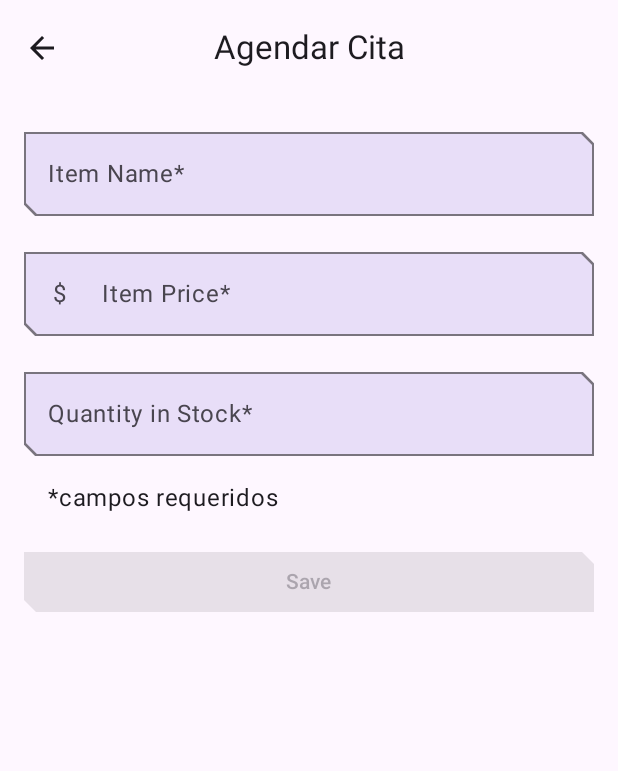
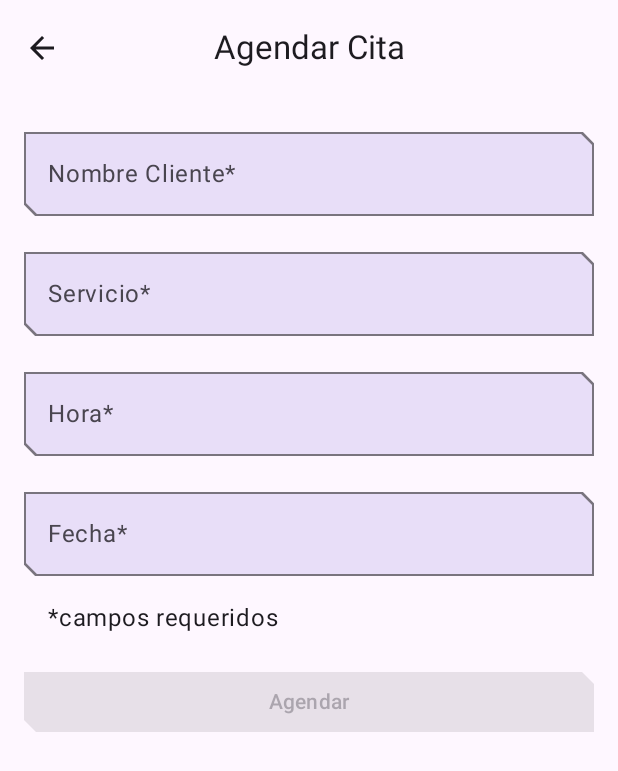
Before and after one commit to valery2698/ProyectoCitas, an Android app built with Jetpack Compose: the ItemEntryScreen screen opened through its navigation route, on a phone screen of 412 x 824 dp. Shown: the top 771 px of the screen. Run offline under Robolectric (Android 15) with nearby library versions, the phone set to English and light mode, and no system bars; our stand-ins replace Firebase (no records; nobody signed in at launch, a user with empty details on screens opened directly).

Commit message:
Proyecto base completo e inicio de DatePicker

```diff
--- a/app/build.gradle.kts
+++ b/app/build.gradle.kts
@@ -84,6 +84,7 @@ dependencies {
     implementation("com.google.firebase:firebase-auth-ktx:22.3.0")
     implementation("androidx.constraintlayout:constraintlayout-compose:1.0.1")
 
+
     // Testing
     androidTestImplementation("androidx.test.espresso:espresso-core:3.5.1")
     androidTestImplementation("androidx.test.ext:junit:1.1.5")
--- a/app/src/main/java/com/example/inventory/data/InventoryDatabase.kt
+++ b/app/src/main/java/com/example/inventory/data/InventoryDatabase.kt
@@ -6,7 +6,7 @@ import androidx.room.Database
 import androidx.room.Room
 import androidx.room.RoomDatabase
 
-@Database(entities = [Item::class], version = 2, exportSchema = false)
+@Database(entities = [Item::class], version = 3, exportSchema = false)
 abstract class InventoryDatabase : RoomDatabase() {
 
     abstract fun itemDao(): ItemDao
--- a/app/src/main/java/com/example/inventory/data/Item.kt
+++ b/app/src/main/java/com/example/inventory/data/Item.kt
@@ -13,6 +13,7 @@ data class Item(
     @PrimaryKey(autoGenerate = true)
     val id: Int = 0,
     val name: String,
-    val price: Double,
-    val quantity: Int
+    val servicio: String,
+    val hora: String,
+    val fecha: String
 )
--- a/app/src/main/java/com/example/inventory/ui/item/ItemDetailsViewModel.kt
+++ b/app/src/main/java/com/example/inventory/ui/item/ItemDetailsViewModel.kt
@@ -24,7 +24,7 @@ class ItemDetailsViewModel(
         itemsRepository.getItemStream(itemId)
             .filterNotNull()
             .map {
-                ItemDetailsUiState(outOfStock = it.quantity <= 0, itemDetails = it.toItemDetails())
+                ItemDetailsUiState(outOfStock = it.hora =="", itemDetails = it.toItemDetails())
             }.stateIn(
                 scope = viewModelScope,
                 started = SharingStarted.WhileSubscribed(TIMEOUT_MILLIS),
@@ -35,8 +35,8 @@ class ItemDetailsViewModel(
     fun reduceQuantityByOne() {
         viewModelScope.launch {
             val currentItem = uiState.value.itemDetails.toItem()
-            if (currentItem.quantity > 0) {
-                itemsRepository.updateItem(currentItem.copy(quantity = currentItem.quantity - 1))
+            if (currentItem.hora != "") {
+                itemsRepository.updateItem(currentItem.copy(hora = currentItem.hora))
             }
         }
     }
--- a/app/src/main/java/com/example/inventory/ui/item/ItemEditViewModel.kt
+++ b/app/src/main/java/com/example/inventory/ui/item/ItemEditViewModel.kt
@@ -49,7 +49,7 @@ class ItemEditViewModel(
 
     private fun validateInput(uiState: ItemDetails = itemUiState.itemDetails): Boolean {
         return with(uiState) {
-            name.isNotBlank() && price.isNotBlank() && quantity.isNotBlank()
+            name.isNotBlank() && servicio.isNotBlank() && hora.isNotBlank() && fecha.isNotBlank()
         }
     }
 }
--- a/app/src/main/java/com/example/inventory/ui/item/ItemEntryScreen.kt
+++ b/app/src/main/java/com/example/inventory/ui/item/ItemEntryScreen.kt
@@ -5,7 +5,6 @@ import androidx.compose.foundation.layout.Column
 import androidx.compose.foundation.layout.fillMaxWidth
 import androidx.compose.foundation.layout.padding
 import androidx.compose.foundation.rememberScrollState
-import androidx.compose.foundation.text.KeyboardOptions
 import androidx.compose.foundation.verticalScroll
 import androidx.compose.material3.Button
 import androidx.compose.material3.ExperimentalMaterial3Api
@@ -19,7 +18,6 @@ import androidx.compose.runtime.rememberCoroutineScope
 import androidx.compose.ui.Modifier
 import androidx.compose.ui.res.dimensionResource
 import androidx.compose.ui.res.stringResource
-import androidx.compose.ui.text.input.KeyboardType
 import androidx.compose.ui.tooling.preview.Preview
 import androidx.lifecycle.viewmodel.compose.viewModel
 import com.example.inventory.InventoryTopAppBar
@@ -106,6 +104,7 @@ fun ItemInputForm(
     onValueChange: (ItemDetails) -> Unit = {},
     enabled: Boolean = true
 ) {
+
     Column(
         modifier = modifier,
         verticalArrangement = Arrangement.spacedBy(dimensionResource(id = R.dimen.padding_medium))
@@ -124,25 +123,23 @@ fun ItemInputForm(
             singleLine = true
         )
         OutlinedTextField(
-            value = itemDetails.price,
-            onValueChange = { onValueChange(itemDetails.copy(price = it)) },
-            keyboardOptions = KeyboardOptions(keyboardType = KeyboardType.Decimal),
-            label = { Text(stringResource(R.string.item_price_req)) },
+            value = itemDetails.servicio,
+            onValueChange = { onValueChange(itemDetails.copy(servicio = it)) },
+            label = { Text(stringResource(R.string.item_servicio_req)) },
             colors = OutlinedTextFieldDefaults.colors(
                 focusedContainerColor = MaterialTheme.colorScheme.secondaryContainer,
                 unfocusedContainerColor = MaterialTheme.colorScheme.secondaryContainer,
                 disabledContainerColor = MaterialTheme.colorScheme.secondaryContainer,
             ),
-            leadingIcon = { Text(Currency.getInstance(Locale.getDefault()).symbol) },
+          //  leadingIcon = { Text(Currency.getInstance(Locale.getDefault()).symbol) },
             modifier = Modifier.fillMaxWidth(),
             enabled = enabled,
-            singleLine = true
+            singleLine = false
         )
         OutlinedTextField(
-            value = itemDetails.quantity,
-            onValueChange = { onValueChange(itemDetails.copy(quantity = it)) },
-            keyboardOptions = KeyboardOptions(keyboardType = KeyboardType.Number),
-            label = { Text(stringResource(R.string.quantity_req)) },
+            value = itemDetails.hora,
+            onValueChange = { onValueChange(itemDetails.copy(hora = it)) },
+            label = { Text(stringResource(R.string.hora_req)) },
             colors = OutlinedTextFieldDefaults.colors(
                 focusedContainerColor = MaterialTheme.colorScheme.secondaryContainer,
                 unfocusedContainerColor = MaterialTheme.colorScheme.secondaryContainer,
@@ -152,14 +149,80 @@ fun ItemInputForm(
             enabled = enabled,
             singleLine = true
         )
+
+       OutlinedTextField(
+            value = itemDetails.fecha,
+            onValueChange = { onValueChange(itemDetails.copy(fecha = it)) },
+            label = { Text(stringResource(R.string.date_req)) },
+            colors = OutlinedTextFieldDefaults.colors(
+                focusedContainerColor = MaterialTheme.colorScheme.secondaryContainer,
+                unfocusedContainerColor = MaterialTheme.colorScheme.secondaryContainer,
+                disabledContainerColor = MaterialTheme.colorScheme.secondaryContainer,
+            ),
+            modifier = Modifier.fillMaxWidth(),
+            enabled = enabled,
+            singleLine = true,
+
+        )
+
+        //Fecha
+
+       /* var selectedDate by remember() {
+            mutableStateOf("")
+        }
+
+        var showDatePickerDialog by remember {
+            mutableStateOf(false)
+        }
+
+        val datePickerState = rememberDatePickerState()
+        if (showDatePickerDialog) {
+            DatePickerDialog(
+                onDismissRequest = { showDatePickerDialog = false },
+                confirmButton = {  Button(onClick = { showDatePickerDialog = false }) {
+                    Text(text = "Guardar")
+                }
+                }) {
+                DatePicker(state = datePickerState)
+            }
+        }
+
+        OutlinedTextField(
+            value = selectedDate,
+            onValueChange = { onValueChange(itemDetails.copy(fecha = it)) },
+            label = { Text(stringResource(R.string.date_req)) },
+            colors = OutlinedTextFieldDefaults.colors(
+                focusedContainerColor = MaterialTheme.colorScheme.secondaryContainer,
+                unfocusedContainerColor = MaterialTheme.colorScheme.secondaryContainer,
+                disabledContainerColor = MaterialTheme.colorScheme.secondaryContainer,
+            ),
+            modifier = Modifier.padding(8.dp)
+                .fillMaxWidth()
+                .onFocusChanged {
+                    if (it.isFocused) {
+                        showDatePickerDialog = true
+                    }
+                },
+            enabled = enabled,
+            readOnly = true
+
+            )*/
+
+
+
         if (enabled) {
             Text(
                 text = stringResource(R.string.required_fields),
                 modifier = Modifier.padding(start = dimensionResource(id = R.dimen.padding_medium))
             )
         }
+
     }
 }
+
+
+
+
 
 @Preview(showBackground = true)
 @Composable
@@ -167,7 +230,7 @@ private fun ItemEntryScreenPreview() {
     InventoryTheme {
         ItemEntryBody(itemUiState = ItemUiState(
             ItemDetails(
-                name = "Item name", price = "10.00", quantity = "5"
+                name = "Ana Castillo", servicio = "Corte", hora = "5:00", fecha="26/11/98"
             )
         ), onItemValueChange = {}, onSaveClick = {})
     }
--- a/app/src/main/java/com/example/inventory/ui/item/ItemEntryViewModel.kt
+++ b/app/src/main/java/com/example/inventory/ui/item/ItemEntryViewModel.kt
@@ -37,7 +37,7 @@ class ItemEntryViewModel(private val itemsRepository: ItemsRepository) : ViewMod
 
     private fun validateInput(uiState: ItemDetails = itemUiState.itemDetails): Boolean {
         return with(uiState) {
-            name.isNotBlank() && price.isNotBlank() && quantity.isNotBlank()
+            name.isNotBlank() && servicio.isNotBlank() && hora.isNotBlank() && fecha.isNotBlank()
         }
     }
 }
@@ -53,8 +53,9 @@ data class ItemUiState(
 data class ItemDetails(
     val id: Int = 0,
     val name: String = "",
-    val price: String = "",
-    val quantity: String = "",
+    val servicio: String = "",
+    val hora: String = "",
+    val fecha: String = ""
 )
 
 /**
@@ -65,12 +66,13 @@ data class ItemDetails(
 fun ItemDetails.toItem(): Item = Item(
     id = id,
     name = name,
-    price = price.toDoubleOrNull() ?: 0.0,
-    quantity = quantity.toIntOrNull() ?: 0
+    servicio = servicio,
+    hora = hora,
+    fecha = fecha
 )
 
 fun Item.formatedPrice(): String {
-    return NumberFormat.getCurrencyInstance().format(price)
+    return NumberFormat.getCurrencyInstance().format(servicio)
 }
 
 /**
@@ -87,6 +89,7 @@ fun Item.toItemUiState(isEntryValid: Boolean = false): ItemUiState = ItemUiState
 fun Item.toItemDetails(): ItemDetails = ItemDetails(
     id = id,
     name = name,
-    price = price.toString(),
-    quantity = quantity.toString()
+    servicio = servicio,
+    hora = hora,
+    fecha = fecha
 )
--- a/app/src/main/res/values/strings.xml
+++ b/app/src/main/res/values/strings.xml
@@ -1,7 +1,7 @@
 
 <resources>
     <string name="app_name">Agenda</string>
-    <string name="attention">Attention</string>
+    <string name="attention">Atencion</string>
     <string name="back_button">Atras</string>
     <string name="delete">Eliminar</string>
     <string name="delete_question">Seguro que quiere eliminar la cita?</string>
@@ -10,14 +10,16 @@
     <string name="item">Cita</string>
     <string name="item_detail_title">Detalle Cita</string>
     <string name="item_entry_title">Agendar Cita</string>
-    <string name="item_name_req">Item Name*</string>
-    <string name="item_price_req">Item Price*</string>
+    <string name="item_name_req">Nombre Cliente*</string>
+    <string name="item_servicio_req">Servicio*</string>
     <string name="no">No</string>
-    <string name="price">Price</string>
+    <string name="price">Hora</string>
+    <string name="date">Fecha</string>
     <string name="quantity_in_stock">Quantity in stock</string>
     <string name="in_stock">%d in stock</string>
-    <string name="quantity_req">Quantity in Stock*</string>
-    <string name="save_action">Save</string>
+    <string name="hora_req">Hora*</string>
+    <string name="date_req">Fecha*</string>
+    <string name="save_action">Agendar</string>
     <string name="sell">Sell</string>
     <string name="yes">Si</string>
     <string name="required_fields">*campos requeridos</string>
@@ -29,7 +31,7 @@
     <string name="action_sign_in_short">Iniciar sesión</string>
     <string name="welcome">"¡Bienvenido!"</string>
     <string name="invalid_username">No es un correo válido</string>
-    <string name="invalid_password">La contraseña debe tener más de 5 caracteres</string>
+    <string name="invalid_password">La contraseña debe tener más de 6 caracteres</string>
     <string name="login_failed">"Error de inicio de sesion"</string>
     <string name="title_activity_create_account">CreateAccountActivity</string>
 </resources>
```
Also changed, not shown: app/src/main/java/com/example/inventory/ui/home/HomeScreen.kt (+8 -4 lines), app/src/main/java/com/example/inventory/ui/item/ItemDetailsScreen.kt (+12 -6 lines).
